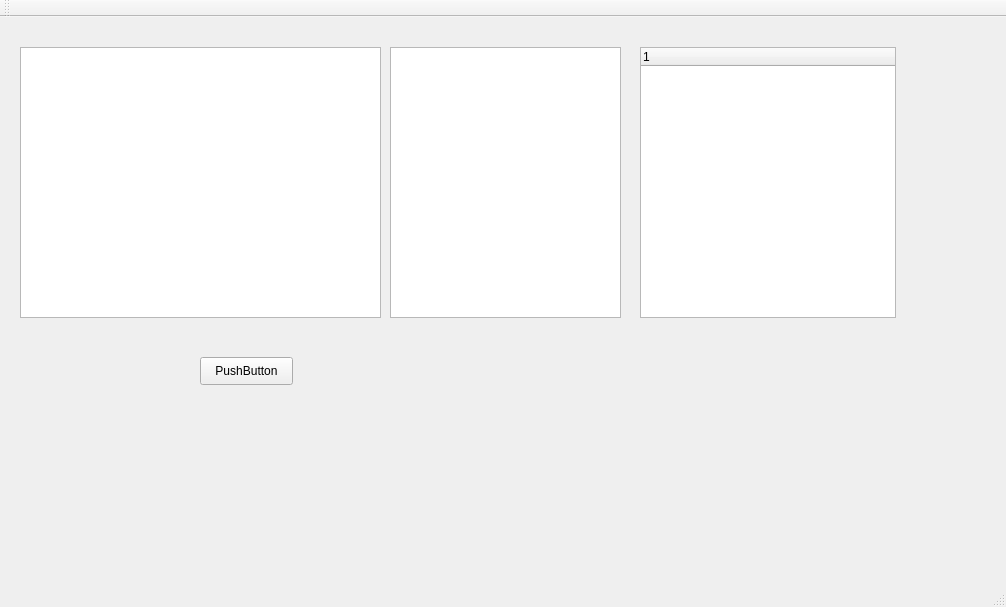
Old version of the form lab1MAPZ/mainwindow.ui in the repository MartinaRogach/interpeterMAPZ.
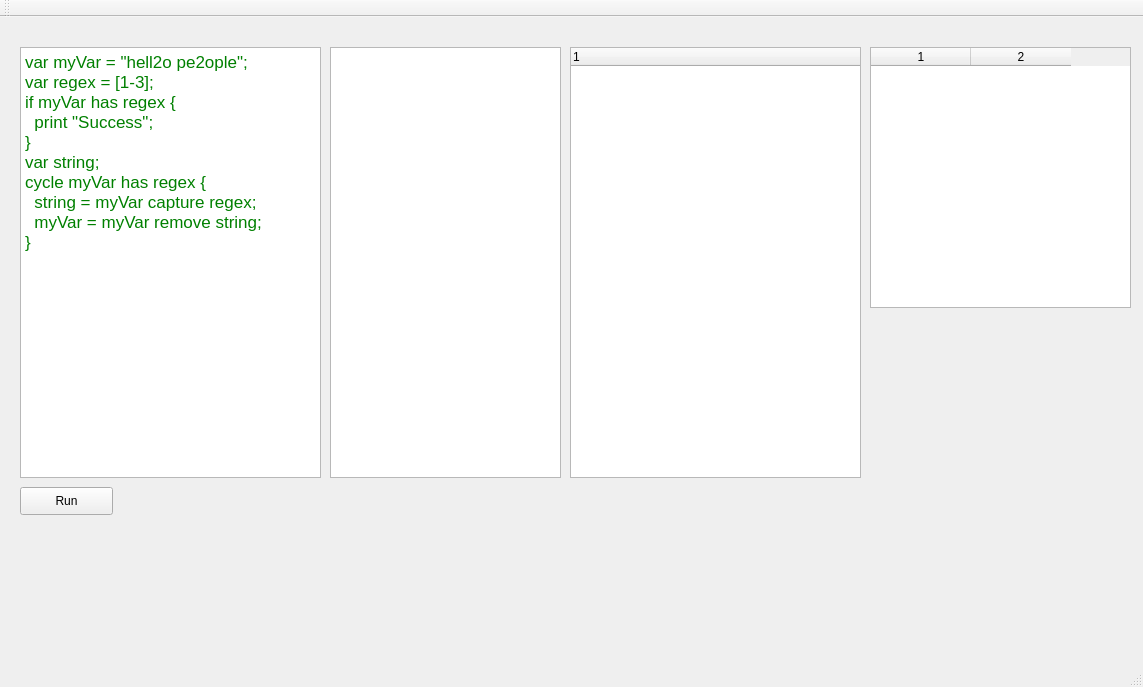
New version of the form.

Patch:
```diff
--- a/lab1MAPZ/mainwindow.ui
+++ b/lab1MAPZ/mainwindow.ui
@@ -6,8 +6,8 @@
    <rect>
     <x>0</x>
     <y>0</y>
-    <width>1006</width>
-    <height>607</height>
+    <width>1143</width>
+    <height>687</height>
    </rect>
   </property>
   <property name="windowTitle">
@@ -19,41 +19,57 @@
      <rect>
       <x>20</x>
       <y>30</y>
-      <width>361</width>
-      <height>271</height>
+      <width>301</width>
+      <height>431</height>
      </rect>
     </property>
+    <property name="html">
+     <string>&lt;!DOCTYPE HTML PUBLIC &quot;-//W3C//DTD HTML 4.0//EN&quot; &quot;http://www.w3.org/TR/REC-html40/strict.dtd&quot;&gt;
+&lt;html&gt;&lt;head&gt;&lt;meta name=&quot;qrichtext&quot; content=&quot;1&quot; /&gt;&lt;style type=&quot;text/css&quot;&gt;
+p, li { white-space: pre-wrap; }
+&lt;/style&gt;&lt;/head&gt;&lt;body style=&quot; font-family:'.AppleSystemUIFont'; font-size:13pt; font-weight:400; font-style:normal;&quot;&gt;
+&lt;p style=&quot; margin-top:0px; margin-bottom:0px; margin-left:0px; margin-right:0px; -qt-block-indent:0; text-indent:0px;&quot;&gt;&lt;span style=&quot; color:#008000;&quot;&gt;var&lt;/span&gt;&lt;span style=&quot; color:#c0c0c0;&quot;&gt; &lt;/span&gt;&lt;span style=&quot; color:#008000;&quot;&gt;myVar&lt;/span&gt;&lt;span style=&quot; color:#c0c0c0;&quot;&gt; &lt;/span&gt;&lt;span style=&quot; color:#008000;&quot;&gt;=&lt;/span&gt;&lt;span style=&quot; color:#c0c0c0;&quot;&gt; &lt;/span&gt;&lt;span style=&quot; color:#008000;&quot;&gt;&amp;quot;hell2o&lt;/span&gt;&lt;span style=&quot; color:#c0c0c0;&quot;&gt; &lt;/span&gt;&lt;span style=&quot; color:#008000;&quot;&gt;pe2ople&amp;quot;;&lt;/span&gt;&lt;/p&gt;
+&lt;p style=&quot; margin-top:0px; margin-bottom:0px; margin-left:0px; margin-right:0px; -qt-block-indent:0; text-indent:0px;&quot;&gt;&lt;span style=&quot; font-family:'.SF NS Mono'; color:#008000;&quot;&gt;var&lt;/span&gt;&lt;span style=&quot; font-family:'.SF NS Mono'; color:#c0c0c0;&quot;&gt; &lt;/span&gt;&lt;span style=&quot; font-family:'.SF NS Mono'; color:#008000;&quot;&gt;regex&lt;/span&gt;&lt;span style=&quot; font-family:'.SF NS Mono'; color:#c0c0c0;&quot;&gt; &lt;/span&gt;&lt;span style=&quot; font-family:'.SF NS Mono'; color:#008000;&quot;&gt;=&lt;/span&gt;&lt;span style=&quot; font-family:'.SF NS Mono'; color:#c0c0c0;&quot;&gt; &lt;/span&gt;&lt;span style=&quot; font-family:'.SF NS Mono'; color:#008000;&quot;&gt;[1-3];&lt;/span&gt;&lt;/p&gt;
+&lt;p style=&quot; margin-top:0px; margin-bottom:0px; margin-left:0px; margin-right:0px; -qt-block-indent:0; text-indent:0px;&quot;&gt;&lt;span style=&quot; font-family:'.SF NS Mono'; color:#008000;&quot;&gt;if&lt;/span&gt;&lt;span style=&quot; font-family:'.SF NS Mono'; color:#c0c0c0;&quot;&gt; &lt;/span&gt;&lt;span style=&quot; font-family:'.SF NS Mono'; color:#008000;&quot;&gt;myVar&lt;/span&gt;&lt;span style=&quot; font-family:'.SF NS Mono'; color:#c0c0c0;&quot;&gt; &lt;/span&gt;&lt;span style=&quot; font-family:'.SF NS Mono'; color:#008000;&quot;&gt;has&lt;/span&gt;&lt;span style=&quot; font-family:'.SF NS Mono'; color:#c0c0c0;&quot;&gt; &lt;/span&gt;&lt;span style=&quot; font-family:'.SF NS Mono'; color:#008000;&quot;&gt;regex&lt;/span&gt;&lt;span style=&quot; font-family:'.SF NS Mono'; color:#c0c0c0;&quot;&gt; &lt;/span&gt;&lt;span style=&quot; font-family:'.SF NS Mono'; color:#008000;&quot;&gt;{&lt;/span&gt;&lt;/p&gt;
+&lt;p style=&quot; margin-top:0px; margin-bottom:0px; margin-left:0px; margin-right:0px; -qt-block-indent:0; text-indent:0px;&quot;&gt;&lt;span style=&quot; font-family:'.SF NS Mono'; color:#008000;&quot;&gt;  print &amp;quot;Success&amp;quot;;&lt;/span&gt;&lt;/p&gt;
+&lt;p style=&quot; margin-top:0px; margin-bottom:0px; margin-left:0px; margin-right:0px; -qt-block-indent:0; text-indent:0px;&quot;&gt;&lt;span style=&quot; font-family:'.SF NS Mono'; color:#008000;&quot;&gt;}&lt;/span&gt;&lt;/p&gt;
+&lt;p style=&quot; margin-top:0px; margin-bottom:0px; margin-left:0px; margin-right:0px; -qt-block-indent:0; text-indent:0px;&quot;&gt;&lt;span style=&quot; font-family:'.SF NS Mono'; color:#008000;&quot;&gt;var string;&lt;/span&gt;&lt;/p&gt;
+&lt;p style=&quot; margin-top:0px; margin-bottom:0px; margin-left:0px; margin-right:0px; -qt-block-indent:0; text-indent:0px;&quot;&gt;&lt;span style=&quot; font-family:'.SF NS Mono'; color:#008000;&quot;&gt;cycle myVar has regex {&lt;/span&gt;&lt;/p&gt;
+&lt;p style=&quot; margin-top:0px; margin-bottom:0px; margin-left:0px; margin-right:0px; -qt-block-indent:0; text-indent:0px;&quot;&gt;&lt;span style=&quot; font-family:'.SF NS Mono'; color:#008000;&quot;&gt;  string = myVar capture regex;&lt;/span&gt;&lt;/p&gt;
+&lt;p style=&quot; margin-top:0px; margin-bottom:0px; margin-left:0px; margin-right:0px; -qt-block-indent:0; text-indent:0px;&quot;&gt;&lt;span style=&quot; font-family:'.SF NS Mono'; color:#008000;&quot;&gt;  myVar = myVar remove string;&lt;/span&gt;&lt;/p&gt;
+&lt;p style=&quot; margin-top:0px; margin-bottom:0px; margin-left:0px; margin-right:0px; -qt-block-indent:0; text-indent:0px;&quot;&gt;&lt;span style=&quot; font-family:'.SF NS Mono'; color:#008000;&quot;&gt;}&lt;/span&gt;&lt;/p&gt;&lt;/body&gt;&lt;/html&gt;</string>
+    </property>
    </widget>
    <widget class="QPushButton" name="pushButton">
     <property name="geometry">
      <rect>
-      <x>200</x>
-      <y>340</y>
+      <x>20</x>
+      <y>470</y>
       <width>93</width>
       <height>28</height>
      </rect>
     </property>
     <property name="text">
-     <string>PushButton</string>
+     <string>Run</string>
     </property>
    </widget>
    <widget class="QListWidget" name="listWidget">
     <property name="geometry">
      <rect>
-      <x>390</x>
+      <x>330</x>
       <y>30</y>
       <width>231</width>
-      <height>271</height>
+      <height>431</height>
      </rect>
     </property>
    </widget>
    <widget class="QTreeWidget" name="treeWidget">
     <property name="geometry">
      <rect>
-      <x>640</x>
+      <x>570</x>
       <y>30</y>
-      <width>256</width>
-      <height>271</height>
+      <width>291</width>
+      <height>431</height>
      </rect>
     </property>
     <column>
@@ -62,6 +78,21 @@
      </property>
     </column>
    </widget>
+   <widget class="QTableWidget" name="tableWidget">
+    <property name="geometry">
+     <rect>
+      <x>870</x>
+      <y>30</y>
+      <width>261</width>
+      <height>261</height>
+     </rect>
+    </property>
+    <property name="columnCount">
+     <number>2</number>
+    </property>
+    <column/>
+    <column/>
+   </widget>
   </widget>
   <widget class="QMenuBar" name="menuBar">
    <property name="geometry">
```
Left out of the diff: 2 changed lines with no effect on the pictures.
